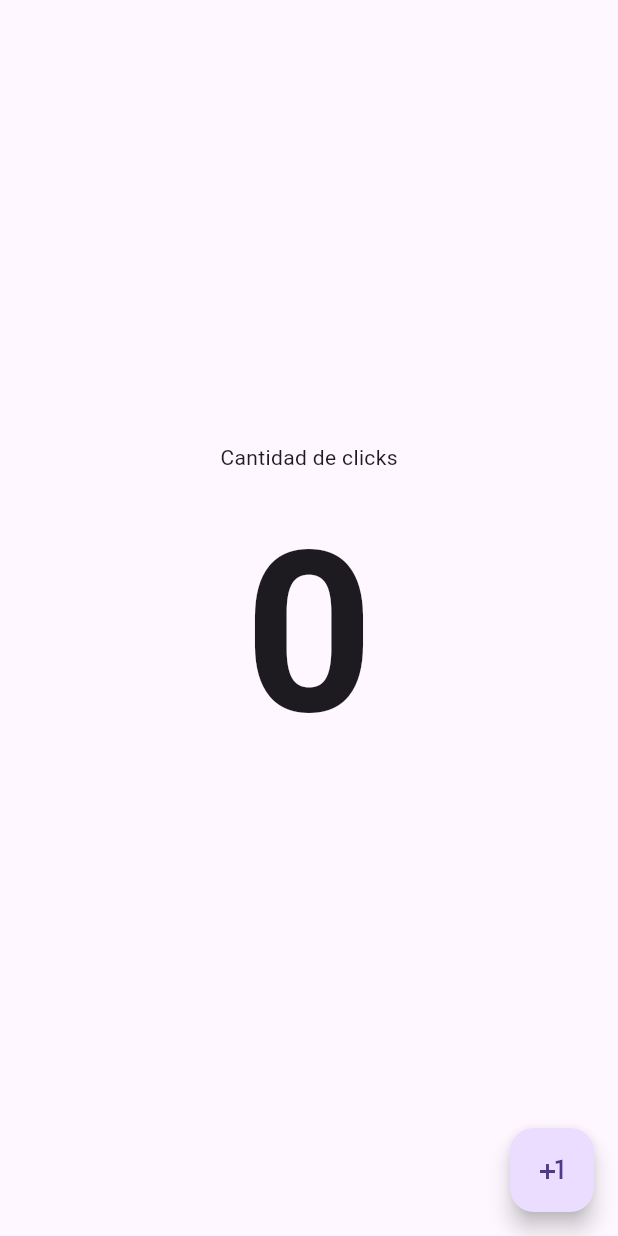
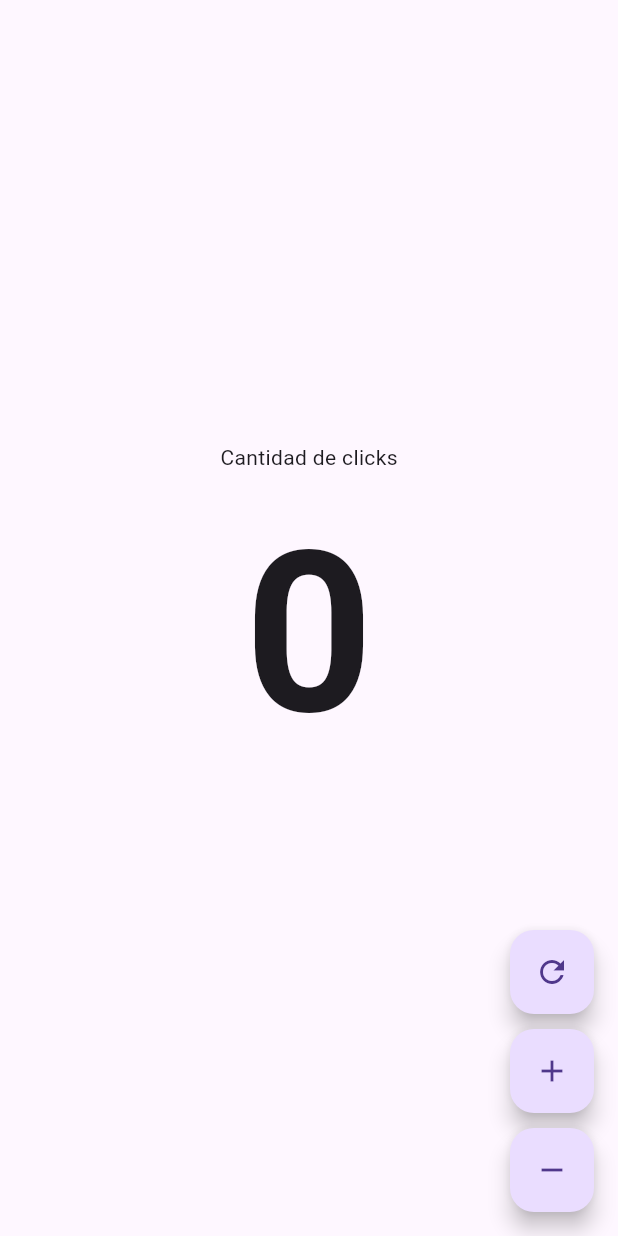
Before and after one commit to tommysvs/Programacion-Multiplataforma, a Flutter app: the screen it shows after launch, on a phone screen of 412 x 824 dp. Run offline on Flutter 3.47's test engine with Material 3 defaults, Android fonts, the phone set to English and light mode, and no system bars.

Commit message:
Se agregan botones para restablecer y reducir el contador

```diff
--- a/flutter_application_1/lib/pantallas/contador.dart
+++ b/flutter_application_1/lib/pantallas/contador.dart
@@ -8,6 +8,8 @@ class contador extends StatefulWidget {
 }
 
 class _contadorState extends State<contador> {
+  int clickContador = 0;
+
   @override
   Widget build(BuildContext context) {
     return Scaffold(
@@ -17,16 +19,46 @@ class _contadorState extends State<contador> {
           children: [
             Text('Cantidad de clicks'),
             Text(
-              '0',
+              '$clickContador',
               style: TextStyle(fontSize: 150, fontWeight: FontWeight.bold),
             ),
           ],
         ),
       ),
 
-      floatingActionButton: FloatingActionButton(
-        onPressed: () {},
-        child: Icon(Icons.plus_one),
+      floatingActionButtonLocation: FloatingActionButtonLocation.endFloat,
+      floatingActionButton: Align(
+        alignment: Alignment.bottomRight,
+        child: Column(
+          mainAxisSize: MainAxisSize.min,
+          children: [
+            FloatingActionButton(
+              onPressed: () {
+                clickContador = 0;
+                setState(() {});
+              },
+              child: Icon(Icons.refresh),
+            ),
+            SizedBox(height: 10),
+            FloatingActionButton(
+              onPressed: () {
+                clickContador++;
+                setState(() {});
+              },
+              child: Icon(Icons.add),
+            ),
+            SizedBox(height: 10),
+            FloatingActionButton(
+              onPressed: () {
+                if (clickContador > 0) {
+                  clickContador--;
+                }
+                setState(() {});
+              },
+              child: Icon(Icons.remove),
+            ),
+          ],
+        ),
       ),
     );
   }
```
